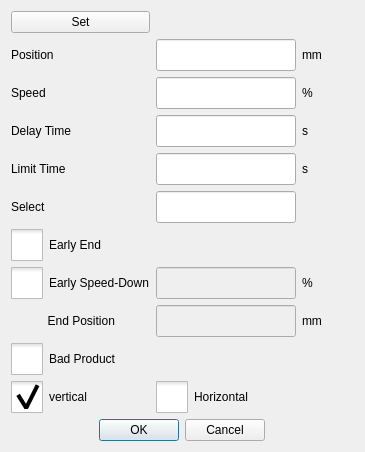
GaussCheng/2-5AxisPunch, file hcinstruction/icinstructmodifydialog.ui: the form before one commit.
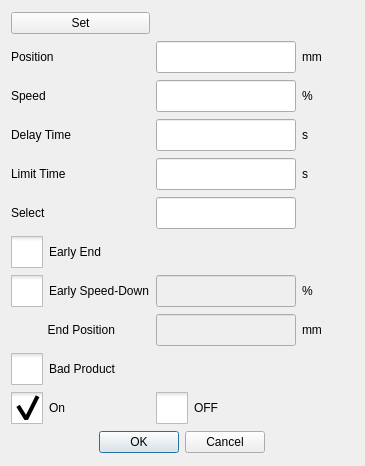
The form after the commit. Icons and pictures are not drawn. Custom widgets are drawn as their Qt base class.

Patch:
```diff
--- a/hcinstruction/icinstructmodifydialog.ui
+++ b/hcinstruction/icinstructmodifydialog.ui
@@ -7,7 +7,7 @@
     <x>0</x>
     <y>0</y>
     <width>365</width>
-    <height>423</height>
+    <height>466</height>
    </rect>
   </property>
   <property name="windowTitle">
@@ -199,7 +199,7 @@
 </string>
      </property>
      <property name="text">
-      <string>vertical</string>
+      <string>On</string>
      </property>
      <property name="checkable">
       <bool>true</bool>
@@ -462,7 +462,7 @@
 </string>
      </property>
      <property name="text">
-      <string>Horizontal</string>
+      <string>OFF</string>
      </property>
      <attribute name="buttonGroup">
       <string notr="true">buttonGroup</string>
```
Left out of the diff: 8 changed lines with no effect on the pictures.
